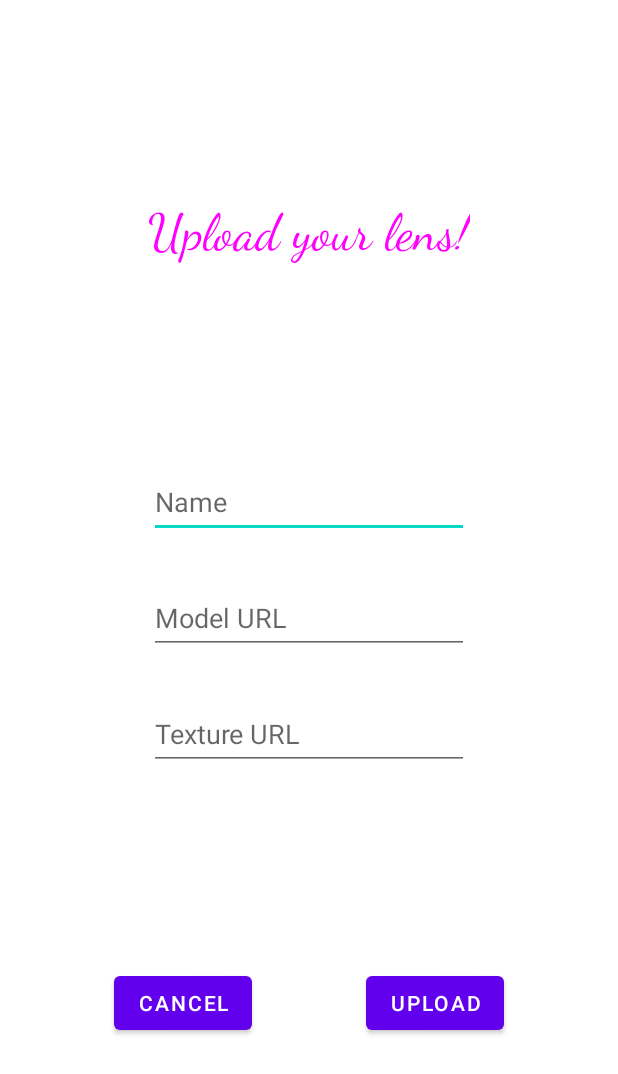
After one commit to vh64g/SoChat-PGR, an Android app: the uploadLenses screen opened directly, with no data from a screen before it, on a phone screen of 412 x 824 dp. The commit adds this screen. Shown: the top 1074 px of the screen. Run offline under Robolectric (Android 15) with nearby library versions, the phone set to English and light mode, and no system bars; our stand-ins replace Firebase (no records; nobody signed in at launch, a user with empty details on screens opened directly).

Commit message:
Added possibility to add own lenses, reload btn for lenses, deleted unused files, optimized code

```diff
--- a/app/build.gradle
+++ b/app/build.gradle
@@ -41,6 +41,7 @@ dependencies {
     implementation 'androidx.constraintlayout:constraintlayout:2.1.4'
     implementation 'com.google.ar.sceneform:assets:1.17.1'
     implementation 'com.google.android.gms:play-services-maps:18.1.0'
+    implementation 'androidx.gridlayout:gridlayout:1.0.0'
     testImplementation 'junit:junit:4.13.2'
     androidTestImplementation 'androidx.test.ext:junit:1.1.3'
     androidTestImplementation 'androidx.test.espresso:espresso-core:3.4.0'
--- a/app/src/main/AndroidManifest.xml
+++ b/app/src/main/AndroidManifest.xml
@@ -24,6 +24,9 @@
         android:theme="@style/splashScreenTheme"
         tools:targetApi="31">
         <activity
+            android:name=".uploadLenses"
+            android:exported="false" />
+        <activity
             android:name=".searchLenses"
             android:exported="false" />
 
@@ -36,7 +39,7 @@
 
         <activity
             android:name=".MainActivity"
-            android:exported="true"></activity>
+            android:exported="true" />
         <activity
             android:name=".signup"
             android:exported="false" />
--- /dev/null
+++ b/app/src/main/java/com/example/social_network/uploadLenses.kt
@@ -0,0 +1,42 @@
+package com.example.social_network
+
+import androidx.appcompat.app.AppCompatActivity
+import android.os.Bundle
+import android.view.View
+import android.widget.TextView
+import android.widget.Toast
+import com.google.firebase.firestore.ktx.firestore
+import com.google.firebase.ktx.Firebase
+
+class uploadLenses : AppCompatActivity() {
+    //Firebase
+    val db = Firebase.firestore
+    //TextFields
+    private var LensName: TextView? = null
+    private var LensModel: TextView? = null
+    private var LensTexture: TextView? = null
+
+    override fun onCreate(savedInstanceState: Bundle?) {
+        super.onCreate(savedInstanceState)
+        setTheme(R.style.Theme_Socialnetwork)
+        setContentView(R.layout.activity_upload_lenses)
+        findViews()
+    }
+    fun upload(view: View) {
+        val newLens = hashMapOf(
+            "model" to "${LensModel?.text}",
+            "name" to "${LensName?.text}",
+            "texture" to "${LensTexture?.text}"
+        )
+        Toast.makeText(this, "Uploading... ${LensModel?.text}", Toast.LENGTH_SHORT).show()
+        db.collection("lenses").add(newLens)
+    }
+    private fun findViews(){
+        LensName = findViewById(R.id.LensName)
+        LensModel = findViewById(R.id.LensModel)
+        LensTexture = findViewById(R.id.LensTexture)
+    }
+    fun cancel(view: View) {
+        finish()
+    }
+}
--- /dev/null
+++ b/app/src/main/res/layout/activity_upload_lenses.xml
@@ -0,0 +1,91 @@
+<?xml version="1.0" encoding="utf-8"?>
+<androidx.constraintlayout.widget.ConstraintLayout xmlns:android="http://schemas.android.com/apk/res/android"
+    xmlns:app="http://schemas.android.com/apk/res-auto"
+    xmlns:tools="http://schemas.android.com/tools"
+    android:layout_width="match_parent"
+    android:layout_height="match_parent"
+    tools:context=".uploadLenses">
+
+    <TextView
+        android:id="@+id/textView"
+        android:layout_width="wrap_content"
+        android:layout_height="wrap_content"
+        android:text="Upload your lens!"
+        android:textAppearance="@style/TextAppearance.AppCompat.Display1"
+        android:textColor="#FF00FF"
+        app:drawableTint="#00000000"
+        app:fontFamily="cursive"
+        app:layout_constraintBottom_toTopOf="@+id/LensName"
+        app:layout_constraintEnd_toEndOf="parent"
+        app:layout_constraintHorizontal_bias=".5"
+        app:layout_constraintStart_toStartOf="parent"
+        app:layout_constraintTop_toTopOf="parent" />
+
+    <EditText
+        android:id="@+id/LensName"
+        android:layout_width="wrap_content"
+        android:layout_height="wrap_content"
+        android:ems="10"
+        android:inputType="text"
+        android:minHeight="48dp"
+        android:text=""
+        android:hint="Name"
+        app:layout_constraintBottom_toBottomOf="parent"
+        app:layout_constraintEnd_toEndOf="parent"
+        app:layout_constraintHorizontal_bias="0.5"
+        app:layout_constraintStart_toStartOf="parent"
+        app:layout_constraintTop_toTopOf="parent"
+        app:layout_constraintVertical_bias="0.4" />
+
+    <EditText
+        android:id="@+id/LensModel"
+        android:layout_width="wrap_content"
+        android:layout_height="wrap_content"
+        android:ems="10"
+        android:inputType="text"
+        android:minHeight="48dp"
+        android:text=""
+        android:hint="Model URL"
+        app:layout_constraintBottom_toBottomOf="parent"
+        app:layout_constraintEnd_toEndOf="parent"
+        app:layout_constraintStart_toStartOf="parent"
+        app:layout_constraintTop_toTopOf="parent" />
+
+    <EditText
+        android:id="@+id/LensTexture"
+        android:layout_width="wrap_content"
+        android:layout_height="wrap_content"
+        android:ems="10"
+        android:inputType="text"
+        android:minHeight="48dp"
+        android:text=""
+        android:hint="Texture URL"
+        app:layout_constraintBottom_toBottomOf="parent"
+        app:layout_constraintEnd_toEndOf="parent"
+        app:layout_constraintHorizontal_bias=".5"
+        app:layout_constraintStart_toStartOf="parent"
+        app:layout_constraintTop_toTopOf="parent"
+        app:layout_constraintVertical_bias="0.6" />
+
+    <Button
+        android:id="@+id/uploadButton"
+        android:layout_width="wrap_content"
+        android:layout_height="wrap_content"
+        android:onClick="upload"
+        android:text="Upload"
+        app:layout_constraintBottom_toBottomOf="parent"
+        app:layout_constraintEnd_toEndOf="parent"
+        app:layout_constraintStart_toEndOf="@+id/cancelButton"
+        app:layout_constraintTop_toBottomOf="@+id/LensTexture" />
+
+    <Button
+        android:id="@+id/cancelButton"
+        android:layout_width="wrap_content"
+        android:layout_height="wrap_content"
+        android:onClick="cancel"
+        android:text="Cancel"
+        app:layout_constraintBottom_toBottomOf="parent"
+        app:layout_constraintEnd_toStartOf="@+id/uploadButton"
+        app:layout_constraintStart_toStartOf="parent"
+        app:layout_constraintTop_toBottomOf="@+id/LensTexture" />
+</androidx.constraintlayout.widget.ConstraintLayout>
--- a/app/src/main/res/values-v31/themes.xml
+++ b/app/src/main/res/values-v31/themes.xml
@@ -15,6 +15,5 @@
         <!-- Color for the nav bar. -->
         <item name="android:navigationBarColor">@color/black</item>
         <!-- Customize your theme here. -->
-        <item name="android:windowSplashScreenBackground">@color/black</item>
     </style>
 </resources>
```
Also changed, not shown: app/src/main/java/com/example/social_network/MainActivity.kt (+26 -23 lines), app/src/main/res/layout/activity_main.xml (+18 -0 lines), app/src/main/res/drawable-v24/face_mask_test_gimp.png (deleted), app/src/main/res/drawable-v24/face_mask_test_gimp02.png (deleted), app/src/main/res/drawable-v24/nova01.png (deleted), 5 other files.
